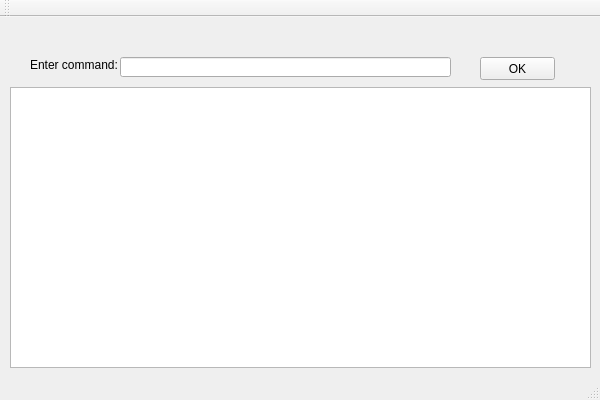
Old version of the form CalenizerGUI/calenizergui.ui in the repository tanshuyan/cs2103jan2014-f12-4c.
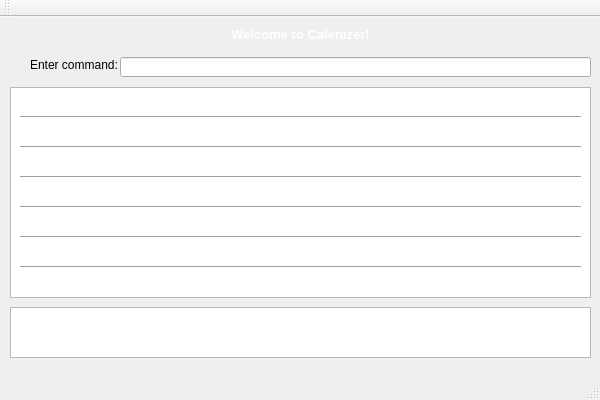
New version of the form.

Diff of the .ui file:
```diff
--- a/CalenizerGUI/calenizergui.ui
+++ b/CalenizerGUI/calenizergui.ui
@@ -32,32 +32,126 @@
      <rect>
       <x>120</x>
       <y>40</y>
-      <width>331</width>
+      <width>471</width>
       <height>20</height>
      </rect>
     </property>
    </widget>
-   <widget class="QPushButton" name="pushButton">
-    <property name="geometry">
-     <rect>
-      <x>480</x>
-      <y>40</y>
-      <width>75</width>
-      <height>23</height>
-     </rect>
-    </property>
-    <property name="text">
-     <string>OK</string>
-    </property>
-   </widget>
    <widget class="QTextEdit" name="textEdit">
     <property name="geometry">
      <rect>
       <x>10</x>
+      <y>290</y>
+      <width>581</width>
+      <height>51</height>
+     </rect>
+    </property>
+   </widget>
+   <widget class="QTextEdit" name="textEdit_2">
+    <property name="geometry">
+     <rect>
+      <x>10</x>
       <y>70</y>
       <width>581</width>
-      <height>281</height>
+      <height>211</height>
      </rect>
+    </property>
+    <property name="frameShadow">
+     <enum>QFrame::Sunken</enum>
+    </property>
+    <property name="lineWidth">
+     <number>7</number>
+    </property>
+   </widget>
+   <widget class="QLabel" name="label_2">
+    <property name="geometry">
+     <rect>
+      <x>210</x>
+      <y>10</y>
+      <width>181</width>
+      <height>16</height>
+     </rect>
+    </property>
+    <property name="text">
+     <string>&lt;html&gt;&lt;head/&gt;&lt;body&gt;&lt;p align=&quot;center&quot;&gt;&lt;span style=&quot; font-size:10pt; font-weight:600; color:#ffffff;&quot;&gt;Welcome to Calenizer!&lt;/span&gt;&lt;/p&gt;&lt;/body&gt;&lt;/html&gt;</string>
+    </property>
+   </widget>
+   <widget class="Line" name="line">
+    <property name="geometry">
+     <rect>
+      <x>20</x>
+      <y>90</y>
+      <width>561</width>
+      <height>20</height>
+     </rect>
+    </property>
+    <property name="orientation">
+     <enum>Qt::Horizontal</enum>
+    </property>
+   </widget>
+   <widget class="Line" name="line_2">
+    <property name="geometry">
+     <rect>
+      <x>20</x>
+      <y>120</y>
+      <width>561</width>
+      <height>20</height>
+     </rect>
+    </property>
+    <property name="orientation">
+     <enum>Qt::Horizontal</enum>
+    </property>
+   </widget>
+   <widget class="Line" name="line_3">
+    <property name="geometry">
+     <rect>
+      <x>20</x>
+      <y>150</y>
+      <width>561</width>
+      <height>20</height>
+     </rect>
+    </property>
+    <property name="orientation">
+     <enum>Qt::Horizontal</enum>
+    </property>
+   </widget>
+   <widget class="Line" name="line_4">
+    <property name="geometry">
+     <rect>
+      <x>20</x>
+      <y>180</y>
+      <width>561</width>
+      <height>20</height>
+     </rect>
+    </property>
+    <property name="orientation">
+     <enum>Qt::Horizontal</enum>
+    </property>
+   </widget>
+   <widget class="Line" name="line_5">
+    <property name="geometry">
+     <rect>
+      <x>20</x>
+      <y>210</y>
+      <width>561</width>
+      <height>20</height>
+     </rect>
+    </property>
+    <property name="orientation">
+     <enum>Qt::Horizontal</enum>
+    </property>
+   </widget>
+   <widget class="Line" name="line_6">
+    <property name="geometry">
+     <rect>
+      <x>20</x>
+      <y>240</y>
+      <width>561</width>
+      <height>20</height>
+     </rect>
+    </property>
+    <property name="orientation">
+     <enum>Qt::Horizontal</enum>
     </property>
    </widget>
   </widget>
```
Left out of the diff: 14 changed lines with no effect on the pictures.
